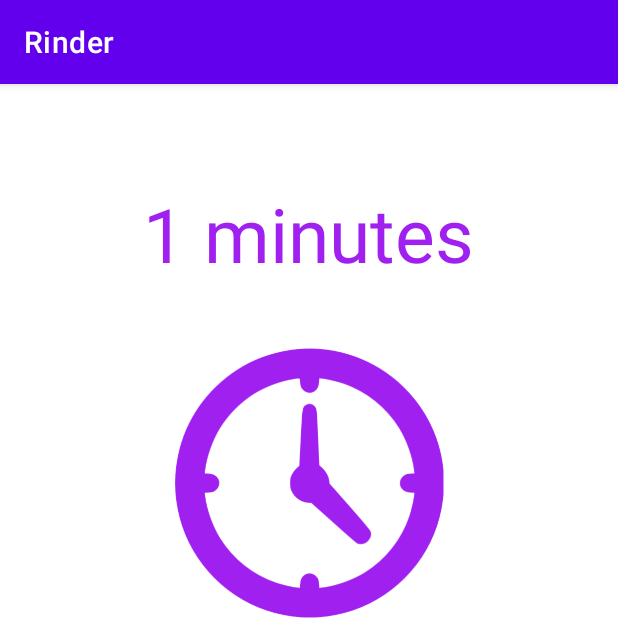
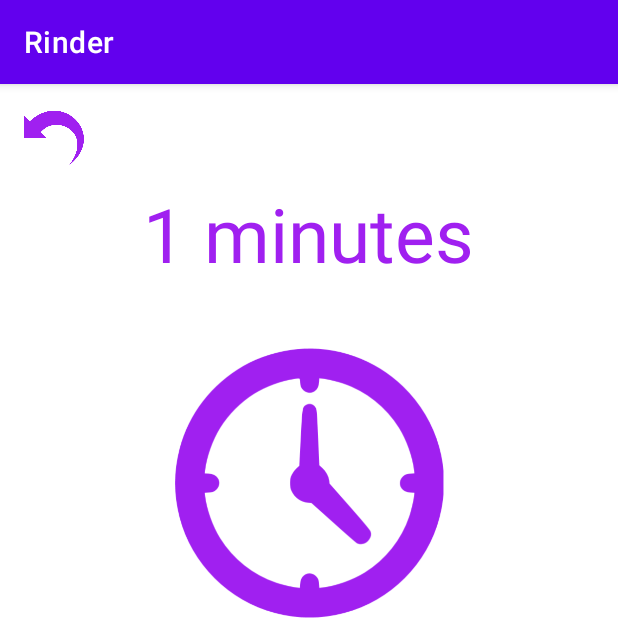
Before and after one commit to swompsy/Rinder-1, an Android app: the AlarmActivity screen opened directly, with no data from a screen before it, on a phone screen of 412 x 824 dp, the top half of it. Run offline under Robolectric (Android 15) with nearby library versions, the phone set to English and light mode, and no system bars.

Commit message:
removing duplicated class, adding few function and fixing some bugs

```diff
--- a/app/src/main/AndroidManifest.xml
+++ b/app/src/main/AndroidManifest.xml
@@ -20,9 +20,6 @@
         android:supportsRtl="true"
         android:theme="@style/Theme.Rinder"
         tools:targetApi="33" >
-        <activity
-            android:name=".PnPActivty"
-            android:exported="false" />
         <activity
             android:name=".RingingActivity"
             android:exported="false" />
--- a/app/src/main/java/rinder/com/AlarmActivity.java
+++ b/app/src/main/java/rinder/com/AlarmActivity.java
@@ -5,6 +5,7 @@ import androidx.appcompat.app.AppCompatActivity;
 import android.annotation.SuppressLint;
 import android.content.Intent;
 import android.os.Bundle;
+import android.widget.ImageButton;
 import android.widget.TextView;
 import android.widget.Button;
 import java.text.SimpleDateFormat;
@@ -29,11 +30,17 @@ public class AlarmActivity extends AppCompatActivity {
         arrivalTimeTextView = findViewById(R.id.arrivalTimeTextView);
         Button snoozeButton = findViewById(R.id.snoozeButton);
         Button turnOffButton = findViewById(R.id.turnOffButton);
+        ImageButton backButton = findViewById(R.id.BackButton);
 
         currentTime = Calendar.getInstance();
         initialMinutes = 1;
         remainingMinutes = initialMinutes;
         updateApproximateTime();
+
+        backButton.setOnClickListener(v -> {
+            Intent homePage = new Intent(this, HomePageActivity.class);
+            startActivity(homePage);
+        });
 
         snoozeButton.setOnClickListener(v -> {
             countDownTimer.cancel();
--- a/app/src/main/java/rinder/com/HomePageActivity.java
+++ b/app/src/main/java/rinder/com/HomePageActivity.java
@@ -28,14 +28,14 @@ public class HomePageActivity extends AppCompatActivity {
         @Override
         public void onIndicatorBearingChanged(double v) {
             mapView.getMapboxMap().setCamera(
-                    new CameraOptions.Builder().bearing(v).build()
+                    new CameraOptions.Builder().bearing(v).zoom(15.0).build()
             );
         }
     };
     private OnIndicatorPositionChangedListener onIndicatorPositionChangedListener = new OnIndicatorPositionChangedListener() {
         @Override
         public void onIndicatorPositionChanged(@NonNull Point point) {
-            mapView.getMapboxMap().setCamera(new CameraOptions.Builder().center(point).build());
+            mapView.getMapboxMap().setCamera(new CameraOptions.Builder().center(point).zoom(15.0).build());
         }
     };
 
--- a/app/src/main/res/layout/activity_alarm.xml
+++ b/app/src/main/res/layout/activity_alarm.xml
@@ -79,4 +79,12 @@
         android:layout_marginEnd="25dp"
         android:layout_marginBottom="25dp"/>
 
+    <ImageButton
+        android:id="@+id/BackButton"
+        android:layout_width="40dp"
+        android:layout_height="40dp"
+        android:scaleType="fitCenter"
+        android:background="@null"
+        app:srcCompat="@drawable/back_button" />
+
 </RelativeLayout>
--- a/settings.gradle
+++ b/settings.gradle
@@ -21,7 +21,7 @@ dependencyResolutionManagement {
                 username = "mapbox"
                 // Use the secret token you stored in gradle.properties as the password
 
-                password = MAPBOX_ACCESS_TOKEN
+                password = MAPBOX_DOWNLOADS_TOKEN
             }
         }
     }
```
Also changed, not shown: app/src/main/java/rinder/com/PnPActivty.java (deleted, +0 -14 lines), app/src/main/res/layout/activity_pnp.xml (+12 -0 lines), app/src/main/res/layout/pnp_activity.xml (deleted, +0 -9 lines), app/src/main/res/drawable/back_button.png (added).
